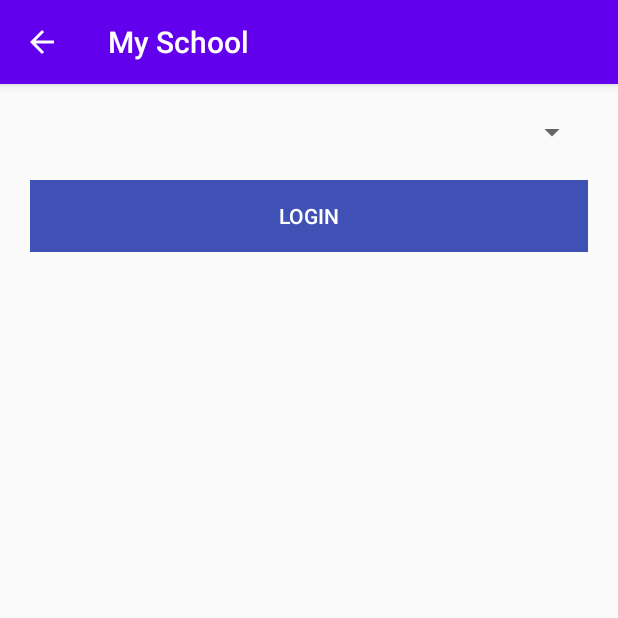
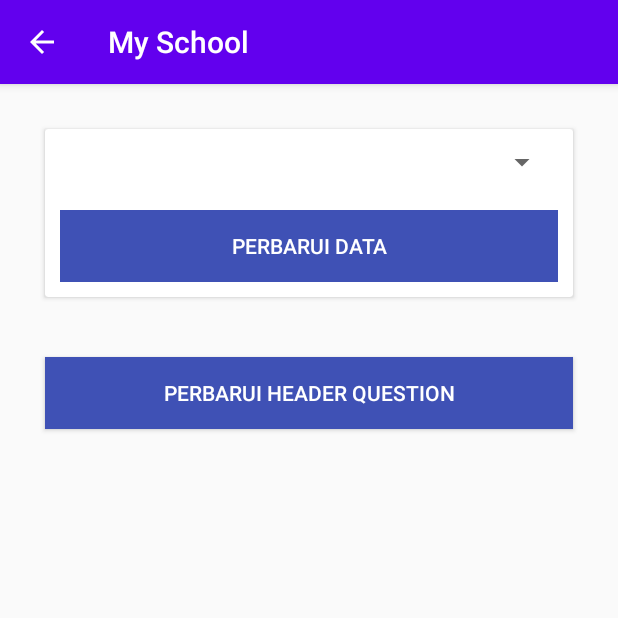
Before and after one commit to AjiSuryawan/MyApplicationMakan, an Android app: the PerbaruiActivity screen opened directly, with no data from a screen before it, on a phone screen of 412 x 824 dp, the top half of it. Run offline under Robolectric (Android 15) with nearby library versions, the phone set to English and light mode, and no system bars; libraries missing offline, so code that uses them is left out: com.weiwangcn.betterspinner, io.realm; plain views replace MaterialBetterSpinner; 4 statements that could not run were skipped.

Commit message:
update header done

```diff
--- a/app/src/main/java/com/example/user1/myapplication/PerbaruiActivity.java
+++ b/app/src/main/java/com/example/user1/myapplication/PerbaruiActivity.java
@@ -23,6 +23,7 @@ public class PerbaruiActivity extends AppCompatActivity {
     private String period = "";
     private String password;
     private SurveyHelper surveyHelper;
+    Button btnrefreshheader;
 
     @Override
     public boolean onSupportNavigateUp(){
@@ -36,6 +37,8 @@ public class PerbaruiActivity extends AppCompatActivity {
         setContentView(R.layout.activity_perbarui);
         getSupportActionBar().setDisplayHomeAsUpEnabled(true);
         spinner = findViewById(R.id.android_material_design_spinner);
+
+
         updateBtn = findViewById(R.id.updateBtn);
         updateBtn.setEnabled(false);
 
@@ -57,6 +60,14 @@ public class PerbaruiActivity extends AppCompatActivity {
             updateBtn.setEnabled(false);
             surveyHelper.getAllQuestions(password, period, true);
         });
+
+        btnrefreshheader = (Button) findViewById(R.id.btnupdateHeader);
+        btnrefreshheader.setOnClickListener(new View.OnClickListener() {
+            @Override
+            public void onClick(View v) {
+                surveyHelper.getMainGroups(password,true);
+            }
+        });
     }
 
     @Override
--- a/app/src/main/res/layout/activity_perbarui.xml
+++ b/app/src/main/res/layout/activity_perbarui.xml
@@ -7,6 +7,20 @@
     android:orientation="vertical"
     android:padding="10dp"
     tools:context=".PerbaruiActivity">
+
+
+    <android.support.v7.widget.CardView
+        android:id="@+id/cardku"
+        android:layout_width="match_parent"
+        android:layout_height="wrap_content"
+        android:layout_margin="20dp"
+        android:layout_marginBottom="1dp"
+        android:padding="50dp">
+
+        <LinearLayout
+            android:layout_width="match_parent"
+            android:layout_height="wrap_content"
+            android:orientation="vertical">
 
             <com.weiwangcn.betterspinner.library.material.MaterialBetterSpinner
                 android:id="@+id/android_material_design_spinner"
@@ -19,27 +33,24 @@
 
 
             <Button
-        android:layout_margin="10dp"
-        android:textColor="#FFFFFF"
-        android:background="#3F51B5"
-        android:text="Login"
                 android:id="@+id/updateBtn"
                 android:layout_width="match_parent"
-        android:layout_height="wrap_content" />
+                android:layout_height="wrap_content"
+                android:layout_margin="10dp"
+                android:background="#3F51B5"
+                android:text="perbarui data"
+                android:textColor="#FFFFFF" />
 
-    <!--<TextView-->
-        <!--android:layout_width="wrap_content"-->
-        <!--android:layout_height="wrap_content"-->
-        <!--android:text="Terakhir pembaruan :"-->
-        <!--android:layout_marginTop="20dp"-->
-        <!--android:textSize="18sp"-->
-        <!--android:textStyle="bold" />-->
+        </LinearLayout>
+    </android.support.v7.widget.CardView>
 
-    <!--<TextView-->
-        <!--android:id="@+id/tvTimeStamp"-->
-        <!--android:layout_width="match_parent"-->
-        <!--android:layout_height="match_parent"-->
-        <!--android:textSize="18sp"-->
-        <!--android:gravity="center"-->
-        <!--android:textStyle="bold" />-->
+
+    <Button
+        android:id="@+id/btnupdateHeader"
+        android:layout_width="match_parent"
+        android:layout_height="wrap_content"
+        android:layout_margin="20dp"
+        android:background="#3F51B5"
+        android:text="perbarui header question"
+        android:textColor="#FFFFFF" />
 </LinearLayout>
```
Also changed, not shown: app/src/main/java/com/example/user1/myapplication/Network/SurveyHelper.java (+7 -11 lines). Lines whose indentation alone changed are shown as unchanged.
